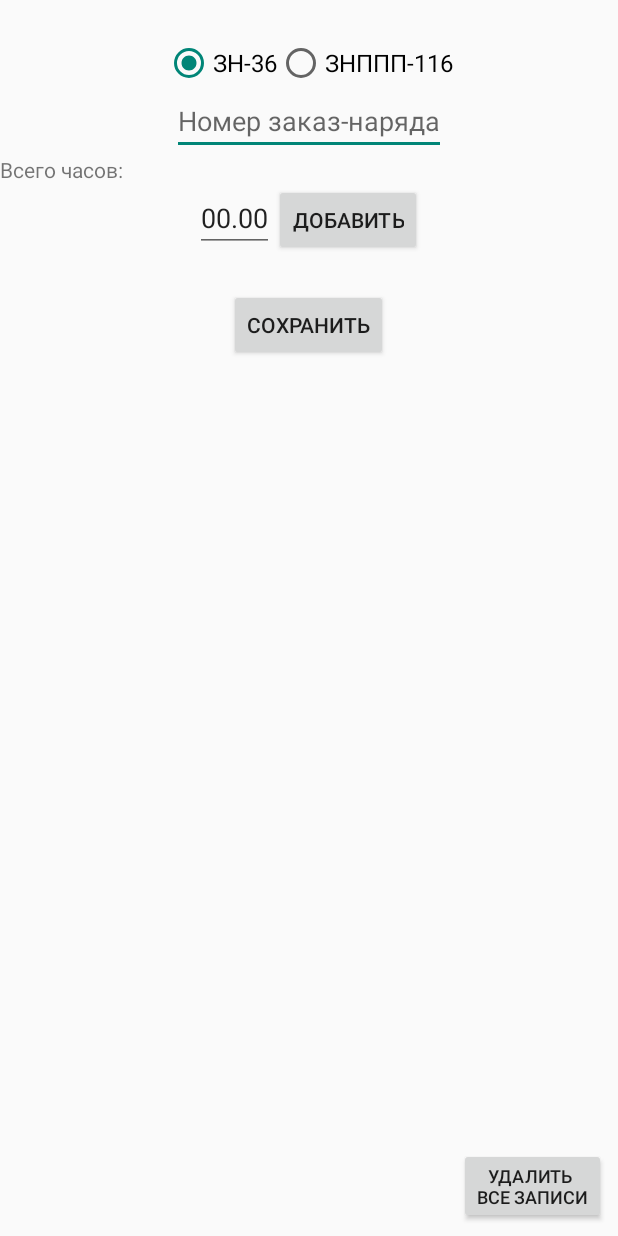
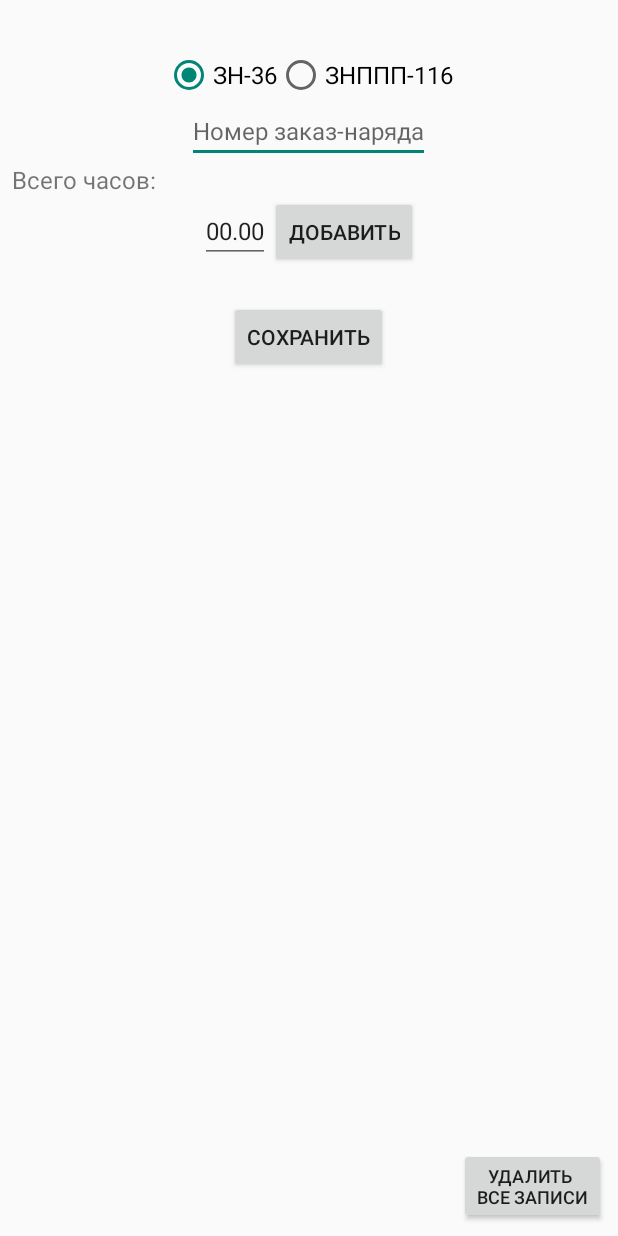
Before and after one commit to Zakupki-iz-Europe/My_Application2, an Android app: the layout activity_main.xml on its own in the app's theme, with its tools: preview values and no code run, on a phone screen of 412 x 824 dp. Run offline under Robolectric (Android 15) with nearby library versions, the phone set to English and light mode, and no system bars.

```diff
--- a/app/src/main/java/com/example/myapplication2/ExpListAdapter.java
+++ b/app/src/main/java/com/example/myapplication2/ExpListAdapter.java
@@ -118,7 +118,7 @@ public class ExpListAdapter extends BaseExpandableListAdapter {
         for (Note zaDen : mGroups.get(groupPosition)) {
            daySum += zaDen.getChas();
         }
-        @SuppressLint("DefaultLocale") String strSum = String.format("%.2f",daySum);
+        @SuppressLint("DefaultLocale") String strSum = String.format("%.2f",daySum) + " н/ч";
         TextView textSum = (TextView) convertView.findViewById(R.id.daySum);
         textSum.setText(strSum);
 
--- a/app/src/main/res/layout-land/activity_main.xml
+++ b/app/src/main/res/layout-land/activity_main.xml
@@ -11,6 +11,7 @@
             android:id="@+id/header"
             android:layout_width="wrap_content"
             android:layout_height="wrap_content"
+            android:layout_marginVertical="4dp"
             android:textSize="16sp"
             android:layout_gravity="center"/>
 
@@ -49,7 +50,6 @@
                     android:text="@string/_36"
                     android:checked="true"
                     android:textSize="16sp"
-
                     android:onClick="set_long_len"/>
 
                 <RadioButton
@@ -69,6 +69,7 @@
                 android:layout_height="wrap_content"
                 android:layout_gravity="center"
                 android:gravity="start"
+                android:textSize="16sp"
                 android:hint="@string/zak_nom"
                 android:inputType="number"
                 android:importantForAutofill="no" />
@@ -76,7 +77,9 @@
                 android:id="@+id/tv_chasy"
                 android:layout_width="wrap_content"
                 android:layout_height="wrap_content"
+                android:textSize="16sp"
                 android:onClick="delText"
+                android:layout_marginStart="8dp"
                 android:text="@string/vsego_chasov" />
 
             <LinearLayout
@@ -92,6 +95,7 @@
                     android:layout_width="wrap_content"
                     android:layout_height="wrap_content"
                     android:layout_gravity="center"
+                    android:textSize="16sp"
                     android:text="@string/_00_00"
                     android:inputType="numberDecimal"
                     android:digits="1234567890.,"
@@ -103,6 +107,7 @@
                     android:onClick="addJob"
                     android:layout_width="wrap_content"
                     android:layout_height="wrap_content"
+                    android:textSize="14sp"
                     android:gravity="center"
                     android:text="@string/add" />
 
@@ -119,6 +124,7 @@
                 android:layout_width="wrap_content"
                 android:layout_height="wrap_content"
                 android:layout_gravity="center_horizontal"
+                android:textSize="14sp"
                 android:onClick="saveText"
                 android:text="@string/save"/>
 
@@ -127,7 +133,7 @@
                     android:layout_height="wrap_content"
                     android:onClick="clearText"
                     android:layout_margin="8dp"
-                    android:layout_gravity="bottom"
+                    android:layout_gravity="end"
                     android:textSize="12sp"
                     android:text="@string/del_strings" />
 
@@ -140,8 +146,7 @@
                     android:layout_height= "match_parent"
                     android:layout_weight="2"
                     android:layout_gravity="end"
-                    android:groupIndicator="@style/Widget.AppCompat.Spinner"
-                    />
+                      />
 
         </LinearLayout>
 
--- a/app/src/main/res/layout/activity_main.xml
+++ b/app/src/main/res/layout/activity_main.xml
@@ -11,6 +11,7 @@
             android:id="@+id/header"
             android:layout_width="wrap_content"
             android:layout_height="wrap_content"
+            android:layout_marginVertical="4dp"
             android:textSize="16sp"
             android:layout_gravity="center"/>
 
@@ -19,20 +20,6 @@
             android:layout_width="match_parent"
             android:layout_height="4dp"
             />
-
-<!--        <LinearLayout-->
-<!--            android:layout_width="match_parent"-->
-<!--            android:layout_height="match_parent"-->
-<!--            android:orientation="horizontal"-->
-<!--            android:gravity="bottom">-->
-
-
-<!--            <LinearLayout-->
-<!--                android:layout_width="match_parent"-->
-<!--                android:layout_height="match_parent"-->
-<!--                android:layout_weight="1"-->
-<!--                android:orientation="vertical"-->
-<!--                android:layout_gravity="left">-->
 
                 <RadioGroup
                     android:layout_width="wrap_content"
@@ -67,7 +54,7 @@
                     android:layout_width="wrap_content"
                     android:layout_height="wrap_content"
                     android:layout_gravity="center"
-
+                    android:textSize="16sp"
                     android:gravity="start"
                     android:hint="@string/zak_nom"
                     android:inputType="number"
@@ -76,7 +63,8 @@
                     android:id="@+id/tv_chasy"
                     android:layout_width="wrap_content"
                     android:layout_height="wrap_content"
-
+                    android:layout_marginStart="8dp"
+                    android:textSize="16sp"
                     android:onClick="delText"
                     android:text="@string/vsego_chasov" />
 
@@ -94,6 +82,7 @@
                         android:layout_height="wrap_content"
                         android:gravity="center"
                         android:text="@string/_00_00"
+                        android:textSize="16sp"
                         android:inputType="numberDecimal"
                         android:digits="1234567890.,"
                         android:autofillHints="@string/_00_00"
@@ -104,6 +93,7 @@
                         android:onClick="addJob"
                         android:layout_width="wrap_content"
                         android:layout_height="wrap_content"
+                        android:textSize="14sp"
                         android:gravity="center"
                         android:text="@string/add" />
 
@@ -114,49 +104,23 @@
                     android:layout_width="wrap_content"
                     android:layout_height="wrap_content"
                     android:layout_gravity="center"
-
                     android:textSize="16sp"
                     android:onClick="setDate"/>
                 <Button
                     android:layout_width="wrap_content"
                     android:layout_height="wrap_content"
-
+                    android:textSize="14sp"
                     android:layout_gravity="center"
                     android:onClick="saveText"
                     android:text="@string/save"/>
 
-<!--            </LinearLayout>-->
-
-<!--            <LinearLayout-->
-<!--                android:layout_width="0dp"-->
-<!--                android:layout_height= "match_parent"-->
-<!--                android:orientation="vertical"-->
-<!--                android:layout_weight="2"-->
-<!--                android:layout_gravity="right">-->
-<!--                <TextView-->
-<!--                    android:id="@+id/open_text"-->
-<!--                    android:layout_width="wrap_content"-->
-<!--                    android:layout_height="0dp"-->
-<!--                    android:layout_weight="10"-->
-<!--                    android:layout_gravity="center"/>-->
-<!--        <LinearLayout-->
-<!--            xmlns:android="http://schemas.android.com/apk/res/android"-->
-<!--            android:layout_width="fill_parent"-->
-<!--            android:layout_height="0dp"-->
-<!--            android:layout_weight="10"-->
-<!--            android:orientation="vertical">-->
-<!--            <ExpandableListView-->
-<!--                android:id="@+id/elvMain"-->
-<!--                android:layout_width="match_parent"-->
-<!--                android:layout_height="0dp"-->
-<!--                android:layout_weight="1"-->
-<!--            />-->
             <ExpandableListView
                 android:id="@+id/exListView"
                 android:layout_width="match_parent"
                 android:layout_height="0dp"
                 android:layout_weight="10"
-                android:indicatorEnd="@dimen/cardview_default_radius"                />
+                android:layout_marginBottom="16dp"
+                />
 <!--        </LinearLayout>-->
 
         <Button
@@ -167,13 +131,7 @@
                     android:layout_gravity="end"
                     android:textSize="12sp"
                     android:text="@string/del_strings" />
-
-<!--        <androidx.recyclerview.widget.RecyclerView-->
-<!--            android:layout_width="match_parent"-->
-<!--            android:layout_height="match_parent" />-->
-        <!--            </LinearLayout>-->
         </LinearLayout>
 
-<!--    </LinearLayout>-->
 
 </androidx.constraintlayout.widget.ConstraintLayout>
--- a/app/src/main/res/layout/child_view.xml
+++ b/app/src/main/res/layout/child_view.xml
@@ -7,7 +7,7 @@
         android:id="@+id/textChild"
         android:layout_width="wrap_content"
         android:layout_height="wrap_content"
-        android:layout_marginStart="16dp"
+        android:layout_marginStart="40dp"
         android:layout_marginTop="8dp"
 
         />
@@ -15,7 +15,7 @@
         android:id="@+id/textChasy"
         android:layout_width="wrap_content"
         android:layout_height="wrap_content"
-        android:layout_marginStart="16dp"
+        android:layout_marginStart="40dp"
         android:layout_marginTop="4dp"
         android:textStyle="bold"
         />
```
Also changed, not shown: app/src/main/java/com/example/myapplication2/MainActivity.java (+6 -42 lines), app/src/main/res/layout/group_view.xml (+11 -8 lines).
